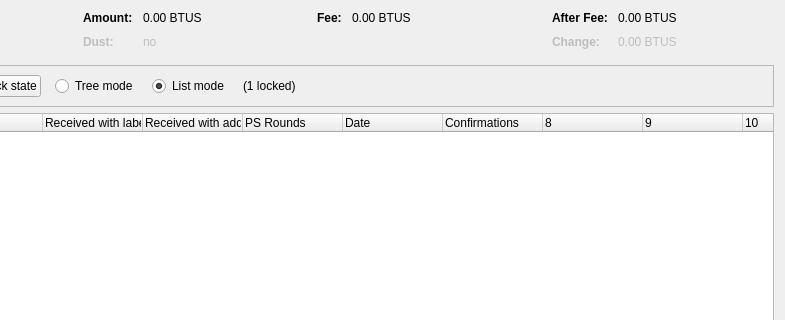
Before: the Qt Designer form src/qt/forms/coincontroldialog.ui in softbalanced/core, drawn with Qt 5; both pictures show x 169 to 954 and y 0 to 320 of the 954 by 500 pixel window.
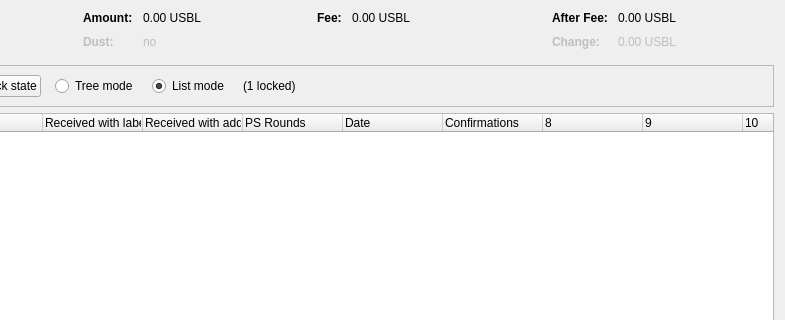
After: the same form once the commit is applied. Custom widgets are drawn as their Qt base class.

Patch:
```diff
--- a/src/qt/forms/coincontroldialog.ui
+++ b/src/qt/forms/coincontroldialog.ui
@@ -132,7 +132,7 @@
           <enum>Qt::ActionsContextMenu</enum>
          </property>
          <property name="text">
-          <string notr="true">0.00 BTUS</string>
+          <string notr="true">0.00 USBL</string>
          </property>
          <property name="textInteractionFlags">
           <set>Qt::LinksAccessibleByMouse|Qt::TextSelectableByKeyboard|Qt::TextSelectableByMouse</set>
@@ -212,7 +212,7 @@
           <enum>Qt::ActionsContextMenu</enum>
          </property>
          <property name="text">
-          <string notr="true">0.00 BTUS</string>
+          <string notr="true">0.00 USBL</string>
          </property>
          <property name="textInteractionFlags">
           <set>Qt::LinksAccessibleByMouse|Qt::TextSelectableByKeyboard|Qt::TextSelectableByMouse</set>
@@ -257,7 +257,7 @@
           <enum>Qt::ActionsContextMenu</enum>
          </property>
          <property name="text">
-          <string notr="true">0.00 BTUS</string>
+          <string notr="true">0.00 USBL</string>
          </property>
          <property name="textInteractionFlags">
           <set>Qt::LinksAccessibleByMouse|Qt::TextSelectableByKeyboard|Qt::TextSelectableByMouse</set>
@@ -292,7 +292,7 @@
           <enum>Qt::ActionsContextMenu</enum>
          </property>
          <property name="text">
-          <string notr="true">0.00 BTUS</string>
+          <string notr="true">0.00 USBL</string>
          </property>
          <property name="textInteractionFlags">
           <set>Qt::LinksAccessibleByMouse|Qt::TextSelectableByKeyboard|Qt::TextSelectableByMouse</set>
```
